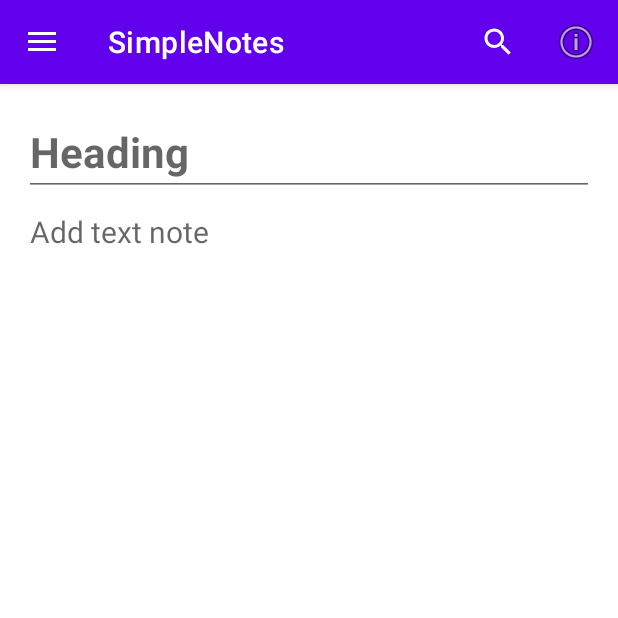
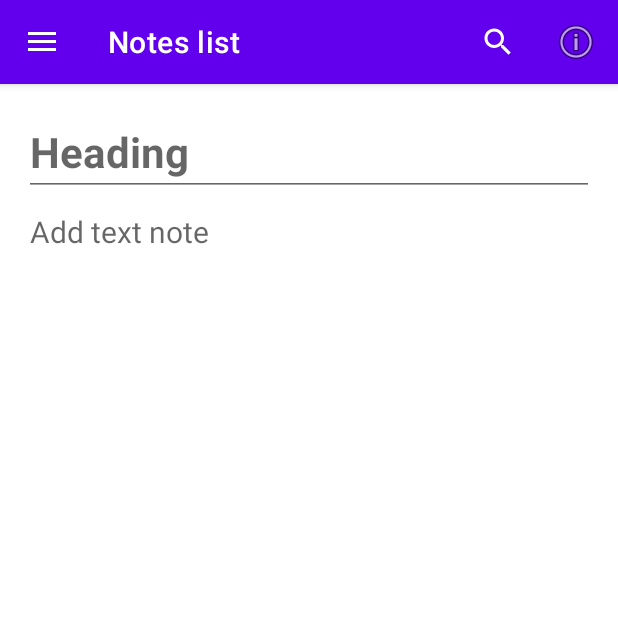
Before and after one commit to Robilko/Education_SimpleNote_-Java_basics_Android-, an Android app: the fragment EditNoteFragment placed in its activity, on a phone screen of 412 x 824 dp, the top half of it. Run offline under Robolectric (Android 15) with nearby library versions, the light colour scheme and no system bars.

Commit message:
Исправлены замечания к уроку 8

```diff
--- a/app/src/main/java/com/robivan/simplenote/EditNoteFragment.java
+++ b/app/src/main/java/com/robivan/simplenote/EditNoteFragment.java
@@ -15,7 +15,7 @@ import android.widget.TextView;
 
 import com.google.android.material.button.MaterialButton;
 
-public class EditNoteFragment extends Fragment {
+public class EditNoteFragment extends Fragment{
     private MaterialButton saveButton;
     private EditText noteHeading, noteTextBody;
     private TextView noteDateCreate;
@@ -75,6 +75,10 @@ public class EditNoteFragment extends Fragment {
         }
     }
 
+    public static int getTitle(boolean newNote) {
+        return newNote ? R.string.create_note_title : R.string.edit_note_title;
+    }
+
     private Contract getContract() {
         return (Contract)getActivity();
     }
--- a/app/src/main/java/com/robivan/simplenote/NoteListFragment.java
+++ b/app/src/main/java/com/robivan/simplenote/NoteListFragment.java
@@ -16,7 +16,7 @@ import java.util.ArrayList;
 public class NoteListFragment extends Fragment {
     private MaterialButton createNoteButton;
     private RecyclerView recyclerView;
-    private  NotesAdapter adapter;
+    private NotesAdapter adapter;
 
     private final ArrayList<NoteEntity> noteList = new ArrayList<>();
 
@@ -24,7 +24,7 @@ public class NoteListFragment extends Fragment {
     public View onCreateView(LayoutInflater inflater, ViewGroup container, Bundle savedInstanceState) {
         View view = inflater.inflate(R.layout.fragment_note_list, container, false);
         createNoteButton = view.findViewById(R.id.create_new_note);
-        recyclerView = view.findViewById(R.id.recycle_view);
+        recyclerView = view.findViewById(R.id.recycler_view);
         return view;
     }
 
@@ -64,6 +64,10 @@ public class NoteListFragment extends Fragment {
         return null;
     }
 
+    public static int getTitle() {
+        return R.string.notes_list_title;
+    }
+
     private Contract getContract() {
         return (Contract)getActivity();
     }
--- a/app/src/main/res/layout/fragment_note_list.xml
+++ b/app/src/main/res/layout/fragment_note_list.xml
@@ -6,7 +6,7 @@
     xmlns:app="http://schemas.android.com/apk/res-auto">
 
     <androidx.recyclerview.widget.RecyclerView
-        android:id="@+id/recycle_view"
+        android:id="@+id/recycler_view"
         android:orientation="vertical"
         android:layout_width="0dp"
         android:layout_height="0dp"
--- a/app/src/main/res/values/strings.xml
+++ b/app/src/main/res/values/strings.xml
@@ -17,6 +17,7 @@
     <string name="deleted">Deleted</string>
     <string name="navigation_drawer_open">Open navigation drawer</string>
     <string name="navigation_drawer_close">Close navigation drawer</string>
+    <string name="notes_list_title">Notes list</string>
 
 
     <string name="about_app_toast">
@@ -26,4 +27,5 @@
         \n e-mail: sasha.robson@google.com
     </string>
 
+
 </resources>
```
Also changed, not shown: app/src/main/java/com/robivan/simplenote/MainActivity.java (+26 -14 lines), 1 other file.
